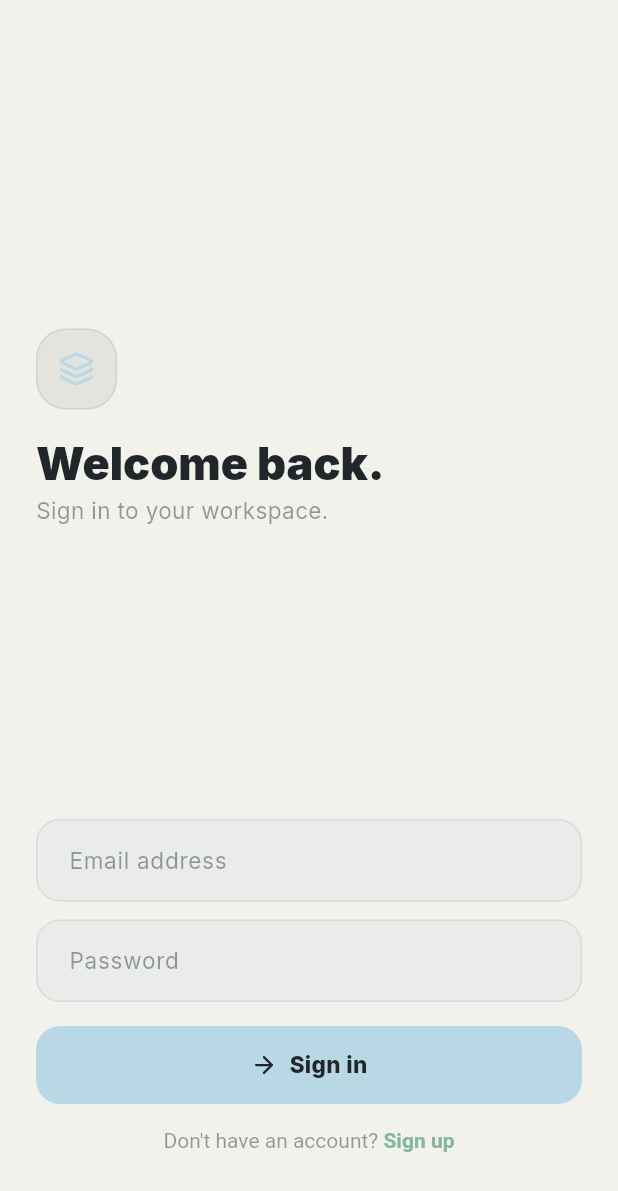
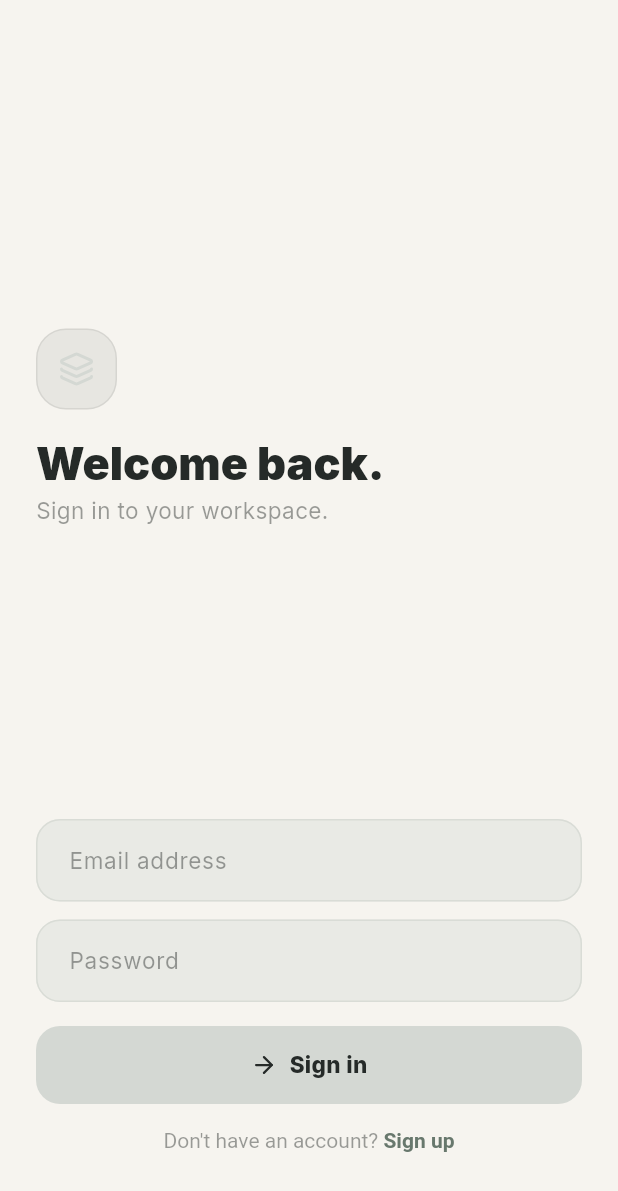
Before and after one commit to Slateapp789/Slate, a Flutter app: the screen it shows after launch, on a phone screen of 412 x 824 dp. Shown: the top 1191 px of the screen. Run offline on Flutter 3.47's test engine with Material 3 defaults, Android fonts, the phone set to English and light mode, and no system bars; our stand-ins replace confetti, flutter_riverpod, go_router, google_fonts, lucide_icons, supabase_flutter; accounts and stored records are empty; statements that could not run were skipped.

Commit message:
Switch Slate to neutral northbound palette

```diff
--- a/lib/core/theme/app_theme.dart
+++ b/lib/core/theme/app_theme.dart
@@ -2,58 +2,58 @@ import 'package:flutter/material.dart';
 import 'package:google_fonts/google_fonts.dart';
 
 class AppColors {
-  // Backgrounds - warm chalk / soft slate.
-  static const bg = Color(0xFFF3F1EC);
-  static const bgCard = Color(0xFFFBFAF7);
+  // Backgrounds - Northbound Light neutrals.
+  static const bg = Color(0xFFF6F4EF);
+  static const bgCard = Color(0xFFFDFBF7);
   static const bgRaised = Color(0xFFFFFFFF);
-  static const bgInteract = Color(0xFFE9ECEB);
-  static const border = Color(0xFFD8DCD9);
-  static const borderStrong = Color(0xFFBDC5C0);
+  static const bgInteract = Color(0xFFE9EAE5);
+  static const border = Color(0xFFD9DCD6);
+  static const borderStrong = Color(0xFFA8AEA6);
 
   // Text
-  static const t1 = Color(0xFF202629);
-  static const t2 = Color(0xBF202629);
-  static const t3 = Color(0x73202629);
-  static const t4 = Color(0x33202629);
+  static const t1 = Color(0xFF252A28);
+  static const t2 = Color(0xBF252A28);
+  static const t3 = Color(0x73252A28);
+  static const t4 = Color(0x33252A28);
 
-  // Accent - pastel Slate palette. Green aliases remain for existing code.
-  static const slate = Color(0xFF5F8EA3);
-  static const slateLight = Color(0xFFB9D8E6);
-  static const slateDim = Color(0x667DB7CE);
-  static const slateGlow = Color(0x998FC7DA);
-  static const green = Color(0xFF82B99A);
-  static const greenLight = Color(0xFFCBE7D4);
-  static const greenDim = Color(0x66CBE7D4);
-  static const greenGlow = Color(0x99B6DFC4);
+  // Accent - faded glacier greys. Green aliases remain for existing code.
+  static const slate = Color(0xFF6E7771);
+  static const slateLight = Color(0xFFD4D8D3);
+  static const slateDim = Color(0x66D4D8D3);
+  static const slateGlow = Color(0x99D4D8D3);
+  static const green = Color(0xFF68786D);
+  static const greenLight = Color(0xFFDCE3DD);
+  static const greenDim = Color(0x66DCE3DD);
+  static const greenGlow = Color(0x99DCE3DD);
 
   // Aliases so existing code doesn't break
-  static const violet = Color(0xFFA993D4);
-  static const violetDim = Color(0x66D9CFF1);
-  static const violetGlow = Color(0x99D9CFF1);
+  static const violet = Color(0xFF777F78);
+  static const violetDim = Color(0x66E0E1DC);
+  static const violetGlow = Color(0x99E0E1DC);
 
   // Semantic
-  static const success = Color(0xFF6FAE86);
-  static const successDim = Color(0x3DCBE7D4);
-  static const warning = Color(0xFFD9915F);
-  static const warningDim = Color(0x40F4CBA5);
-  static const error = Color(0xFFD87070);
-  static const errorDim = Color(0x3DF3B9B4);
+  static const success = Color(0xFF68786D);
+  static const successDim = Color(0x40DCE3DD);
+  static const warning = Color(0xFF8A7660);
+  static const warningDim = Color(0x40E7DDCF);
+  static const error = Color(0xFFB27772);
+  static const errorDim = Color(0x3FE9D8D5);
 
-  // Module colours - soft but distinct.
-  static const modClients = Color(0xFFA993D4);
-  static const modCalendar = Color(0xFF7DB7CE);
-  static const modFinance = Color(0xFF82B99A);
-  static const modTasks = Color(0xFFE4BE6E);
+  // Module colours - tonal greys with subtle temperature shifts.
+  static const modClients = Color(0xFF9EA49D);
+  static const modCalendar = Color(0xFFAEB4AD);
+  static const modFinance = Color(0xFF8D9A90);
+  static const modTasks = Color(0xFFC1B7A5);
 
   // Module icon backgrounds.
-  static const modBg = Color(0xFFF0EDE7);
+  static const modBg = Color(0xFFEDEBE6);
 
   // Hero/summary panels used for financial and high-trust information.
-  static const panelSoft = Color(0xFFE3F1E8);
-  static const panelSoftRaised = Color(0xFFCBE7D4);
-  static const panelInk = Color(0xFF202629);
-  static const panelMuted = Color(0x99202629);
-  static const panelFaint = Color(0x26202629);
+  static const panelSoft = Color(0xFFE9EDE7);
+  static const panelSoftRaised = Color(0xFFD4D8D3);
+  static const panelInk = Color(0xFF252A28);
+  static const panelMuted = Color(0x99252A28);
+  static const panelFaint = Color(0x26252A28);
 }
 
 class AppSpacing {
```
